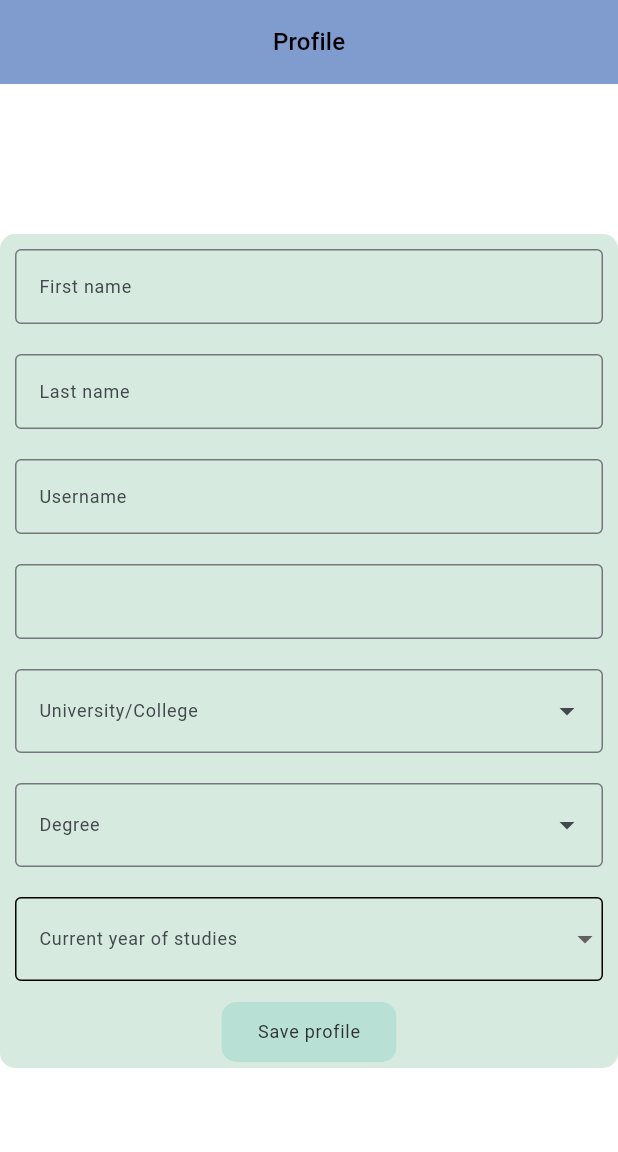
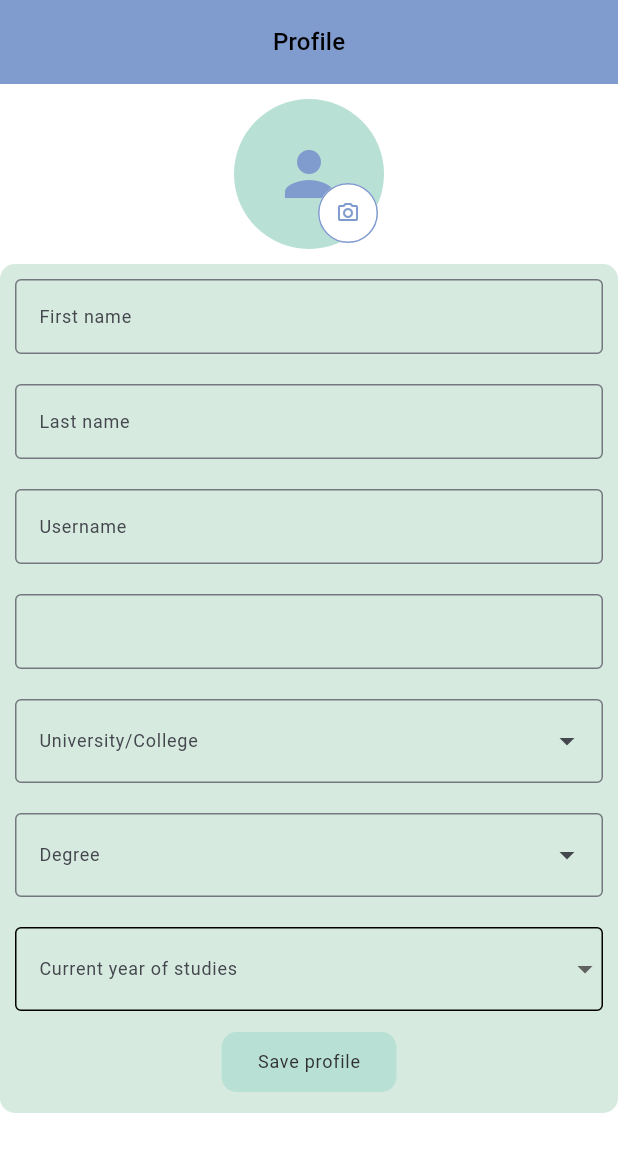
Before and after one commit to LEIC-ES-2024-25/2LEIC11T4, a Flutter app: the editProfile screen opened directly, on a phone screen of 412 x 824 dp. Shown: the top 1152 px of the screen. Run offline on Flutter 3.47's test engine with Material 3 defaults, Android fonts, the phone set to English and light mode, and no system bars; drawn by our look-alikes of dropdown_search; our stand-ins replace cloud_firestore, firebase_auth, firebase_core, firebase_storage, freezed_annotation, image_picker and 2 more; accounts and stored records are empty.

Commit message:
added some  logic to create useres need to fix imagepicking

```diff
--- a/bookenchange/lib/Domain/Models/Follow/follow.dart
+++ b/bookenchange/lib/Domain/Models/Follow/follow.dart
@@ -4,7 +4,7 @@ part 'follow.freezed.dart';
 part 'follow.g.dart';
 
 @freezed
-class follow with _$follow {
+abstract class follow with _$follow {
   const factory follow({required int iduser1, required int iduser2}) = _follow;
 
   factory follow.fromJson(Map<String, Object?> json) => _$followFromJson(json);
--- a/bookenchange/lib/Domain/Models/Users/users.dart
+++ b/bookenchange/lib/Domain/Models/Users/users.dart
@@ -9,9 +9,10 @@ abstract class Users with _$Users {
     required String First_name,
     required String Last_name,
     required String username,
-    required int institutionid,
-    required int degreeid,
+    required String institutionid,
+    required String degreeid,
     required int yearofStudy,
+    final String? profileImageUrl,
   }) = _Users;
 
   factory Users.fromJson(Map<String, Object?> json) => _$UsersFromJson(json);
--- a/bookenchange/lib/Logic/Authentication.dart
+++ b/bookenchange/lib/Logic/Authentication.dart
@@ -10,6 +10,7 @@ class Auth {
   static final Auth _instance = Auth();
   final FirebaseAuth _firebaseAuth = FirebaseAuth.instance;
   User? get currentUser => _firebaseAuth.currentUser;
+  String? get userid => currentUser?.uid;
   Stream<User?> get authStateChanges => _firebaseAuth.authStateChanges();
   static Auth get instance => _instance;
   Future<void> signin(
--- a/bookenchange/lib/UI/Usersetup/firstTimeuser.dart
+++ b/bookenchange/lib/UI/Usersetup/firstTimeuser.dart
@@ -1,9 +1,13 @@
+import 'dart:io';
+
 import 'package:bookenchange/Database/Firebase.dart';
 import 'package:bookenchange/UI/Usersetup/dropdownSearch.dart';
 import 'package:bookenchange/UI/Usersetup/normalDropdown.dart';
 import 'package:bookenchange/UI/Usersetup/simpleFormfields.dart';
 import 'package:flutter/material.dart';
 import 'package:bookenchange/generated/l10n.dart';
+import 'package:image_picker/image_picker.dart' as picker;
+import 'package:permission_handler/permission_handler.dart' as AppSettings;
 
 class editProfile extends StatefulWidget {
   const editProfile({super.key});
@@ -22,6 +26,23 @@ class _editProfileState extends State<editProfile> {
   String? degree;
   int? year;
   final formKey = GlobalKey<FormState>();
+  picker.XFile? pickedFiles;
+
+  Future<void> uploadImages() async {
+    final status = await AppSettings.Permission.photos.request();
+    if (status.isPermanentlyDenied || status.isDenied) {
+      await AppSettings.openAppSettings();
+    } else {
+      final imagePicker = picker.ImagePicker();
+      final selectedImages = await imagePicker.pickImage(source: picker.ImageSource.gallery);
+      if (selectedImages!=null) {
+        setState(() {
+          pickedFiles=selectedImages;
+        });
+
+      }
+    }
+  }
 
   @override
   Widget build(BuildContext context) {
@@ -45,9 +66,49 @@ class _editProfileState extends State<editProfile> {
             child: Column(
               mainAxisAlignment: MainAxisAlignment.end,
               children: [
-                //blank photo display
-                //photograph button
-                Padding(padding: EdgeInsets.all(50)),
+                Padding(
+                  padding: EdgeInsets.symmetric(vertical: 10),
+                  child: Stack(
+                    alignment: Alignment.topCenter,
+                    children: [
+                      if (pickedFiles!=null) CircleAvatar(
+                        radius:50,
+                        backgroundImage: Image.file(File(pickedFiles!.path),fit:BoxFit.fill),
+                      ) else CircleAvatar(
+                        radius: 50,
+                        backgroundColor: Theme.of(context).indicatorColor,
+                        child: Icon(
+                          Icons.person,
+                          size: 48,
+                          color: Theme.of(context).colorScheme.primary,
+                        )
+                      ),
+                      Positioned(
+                        bottom: 0,
+                        right: 0,
+                        child: FloatingActionButton(
+                          onPressed:()=> uploadImages(),
+                          elevation: 0,
+                          highlightElevation: 0,
+                          mini: true,
+                          backgroundColor:
+                              Theme.of(context).colorScheme.onError,
+                          shape: CircleBorder(
+                            side: BorderSide(
+                              color: Theme.of(context).colorScheme.primary,
+                              width: 1,
+                            ),
+                          ),
+                          child: Icon(
+                            Icons.camera_alt_outlined,
+                            size: 16,
+                            color: Theme.of(context).colorScheme.primary,
+                          ),
+                        ),
+                      ),
+                    ],
+                  ),
+                ),
                 DecoratedBox(
                   decoration: BoxDecoration(
                     color: Theme.of(context).colorScheme.secondary,
@@ -103,7 +164,9 @@ class _editProfileState extends State<editProfile> {
                           });
                         },
                       ),
-                      FilledButton(
+                      Padding(
+                        padding: EdgeInsets.only(bottom: 10),
+                        child: FilledButton(
                           onPressed:
                               () => {if (formKey.currentState!.validate()) {}},
                           style: FilledButton.styleFrom(
@@ -115,6 +178,7 @@ class _editProfileState extends State<editProfile> {
                           child: Text(
                             S.of(context).save,
                             style: Theme.of(context).textTheme.bodyLarge,
+                          ),
                         ),
                       ),
                     ],
--- a/bookenchange/pubspec.yaml
+++ b/bookenchange/pubspec.yaml
@@ -50,6 +50,8 @@ dependencies:
   shared_preferences: ^2.2.0
   http: ^1.3.0
   dropdown_search: ^6.0.2
+  image_picker: ^1.1.2
+  permission_handler: ^12.0.0+1
 
 
 
```
Also changed, not shown: bookenchange/lib/Database/Firebase.dart (+50 -0 lines), bookenchange/lib/Domain/Models/Users/users.freezed.dart, bookenchange/lib/Domain/Models/Users/users.g.dart, bookenchange/lib/Logic/fetchphotos.dart (added), bookenchange/pubspec.lock, 135 other files. Lines whose indentation alone changed are shown as unchanged.
